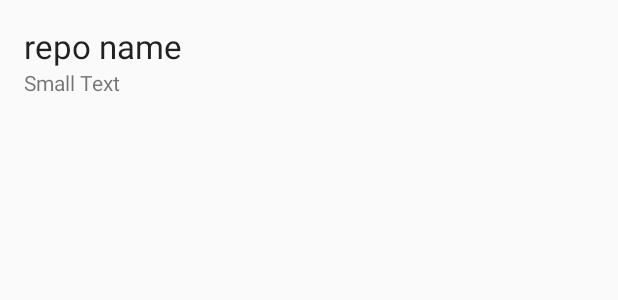
After one commit to shreyansjain26/GithubReleaseScheduler, an Android app: the layout list_repository.xml on its own in the app's theme, with its tools: preview values and no code run, on a phone screen of 412 x 824 dp. The commit adds this screen. Shown: the top 300 px of the screen. Run offline under Robolectric (Android 15) with nearby library versions, the phone set to English and light mode, and no system bars; network calls fail.

Commit message:
login fixed

```diff
--- a/app/src/main/java/com/practo/githubreleasescheduler/Objects/Repository.java
+++ b/app/src/main/java/com/practo/githubreleasescheduler/Objects/Repository.java
@@ -27,7 +27,7 @@ public class Repository {
         ArrayList<Repository> repos = new ArrayList<Repository>();
 
         for(int i = 0; i < data.length(); i++) {
-            JSONObject repo = data.get(i);
+            JSONObject repo = data.getJSONObject(i);
             repos.add(new Repository(repo.getString("name"),(repo.getJSONObject("owner")).getString("login")));
         }
         return repos;
--- a/app/src/main/res/layout/activity_login.xml
+++ b/app/src/main/res/layout/activity_login.xml
@@ -23,7 +23,7 @@
         android:layout_width="wrap_content"
         android:layout_height="wrap_content"
         android:id="@+id/username"
-        android:text="shashanksr"
+        android:text="shreyansjain26"
         android:layout_below="@+id/textView"
         android:layout_alignParentLeft="true"
         android:layout_alignParentStart="true"
@@ -46,7 +46,7 @@
         android:inputType="textPassword"
         android:ems="10"
         android:id="@+id/password"
-        android:text="Kakkarot1*"
+        android:text="sj9672522331"
         android:layout_below="@+id/textView2"
         android:layout_alignParentLeft="true"
         android:layout_alignParentStart="true" />
--- /dev/null
+++ b/app/src/main/res/layout/list_repository.xml
@@ -0,0 +1,24 @@
+<?xml version="1.0" encoding="utf-8"?>
+<LinearLayout
+    xmlns:android="http://schemas.android.com/apk/res/android"
+    android:orientation="vertical"
+    android:layout_width="match_parent"
+    android:layout_height="wrap_content"
+    android:layout_margin="@dimen/activity_vertical_margin"
+    >
+
+    <TextView
+        android:layout_width="wrap_content"
+        android:layout_height="wrap_content"
+        android:textAppearance="?android:attr/textAppearanceLarge"
+        android:text="repo name"
+        android:id="@+id/name" />
+
+    <TextView
+        android:layout_width="wrap_content"
+        android:layout_height="wrap_content"
+        android:textAppearance="?android:attr/textAppearanceSmall"
+        android:text="Small Text"
+        android:id="@+id/owner" />
+
+</LinearLayout>
```
Also changed, not shown: app/src/main/java/com/practo/githubreleasescheduler/Activities/LoginActivity.java (+7 -2 lines), app/src/main/java/com/practo/githubreleasescheduler/Activities/RepoActivity.java (+56 -5 lines), app/src/main/java/com/practo/githubreleasescheduler/Adapters/RepoAdapter.java (+80 -1 lines), app/src/main/java/com/practo/githubreleasescheduler/MainActivity.java (+33 -2 lines).
